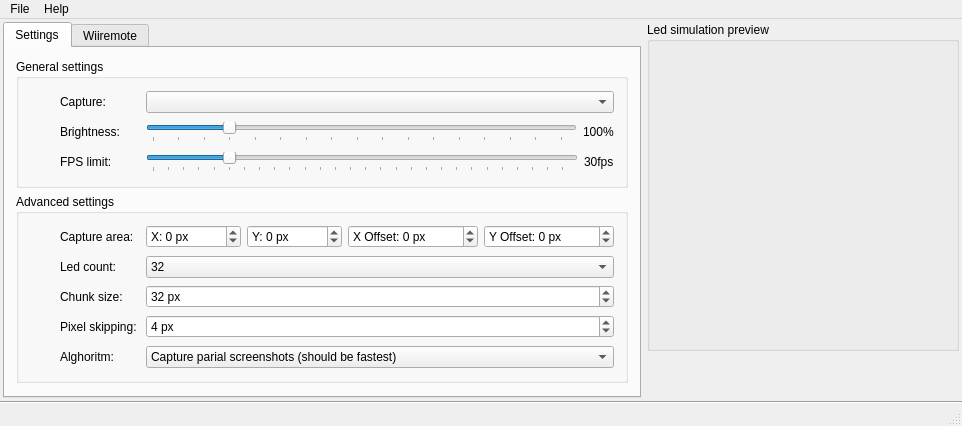
dev-0x7C6/led-frame, file mainwindow.ui: the form before one commit.
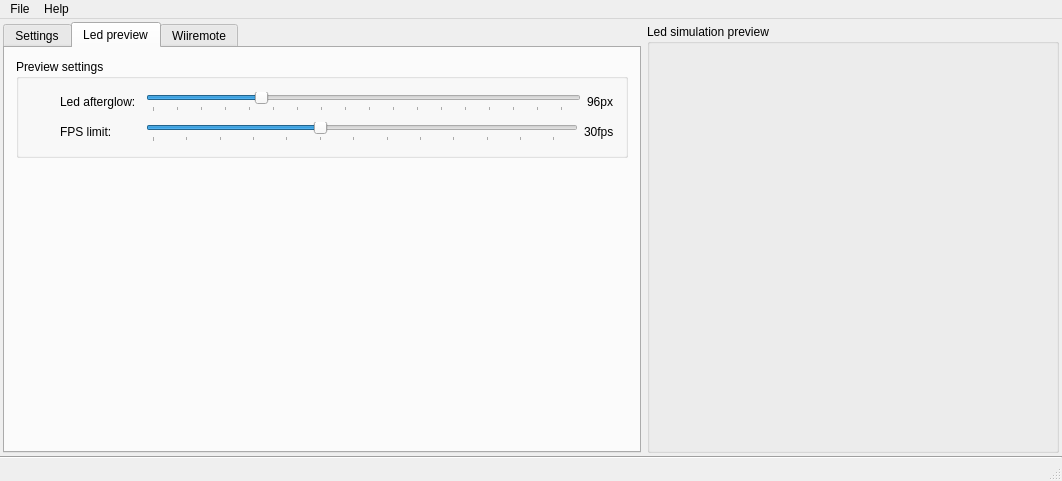
The form after the commit. Icons and pictures are not drawn. Custom widgets are drawn as their Qt base class.

Commit message: Tagged as 0.3. Added led preview controls + some minor cleanups.

Diff of the .ui file:
```diff
--- a/mainwindow.ui
+++ b/mainwindow.ui
@@ -34,7 +34,7 @@
        <item>
         <widget class="QTabWidget" name="leftWidget">
          <property name="currentIndex">
-          <number>0</number>
+          <number>1</number>
          </property>
          <widget class="QWidget" name="tab">
           <attribute name="title">
@@ -629,6 +629,174 @@
            </item>
           </layout>
          </widget>
+         <widget class="QWidget" name="tab_3">
+          <attribute name="title">
+           <string>Led preview</string>
+          </attribute>
+          <layout class="QVBoxLayout" name="verticalLayout_12">
+           <item>
+            <widget class="QGroupBox" name="groupBox_6">
+             <property name="title">
+              <string>Preview settings</string>
+             </property>
+             <layout class="QVBoxLayout" name="verticalLayout_11">
+              <item>
+               <layout class="QHBoxLayout" name="horizontalLayout_15">
+                <item>
+                 <widget class="QLabel" name="brightnessIcon_10">
+                  <property name="minimumSize">
+                   <size>
+                    <width>24</width>
+                    <height>24</height>
+                   </size>
+                  </property>
+                  <property name="text">
+                   <string/>
+                  </property>
+                  <property name="pixmap">
+                   <pixmap resource="resources/resource.qrc">:/22x22/leds.png</pixmap>
+                  </property>
+                  <property name="alignment">
+                   <set>Qt::AlignCenter</set>
+                  </property>
+                 </widget>
+                </item>
+                <item>
+                 <widget class="QLabel" name="brightnessLabel_9">
+                  <property name="minimumSize">
+                   <size>
+                    <width>80</width>
+                    <height>0</height>
+                   </size>
+                  </property>
+                  <property name="text">
+                   <string>Led afterglow:</string>
+                  </property>
+                 </widget>
+                </item>
+                <item>
+                 <widget class="QSlider" name="ledGlow">
+                  <property name="statusTip">
+                   <string>Tune led brightness</string>
+                  </property>
+                  <property name="minimum">
+                   <number>60</number>
+                  </property>
+                  <property name="maximum">
+                   <number>200</number>
+                  </property>
+                  <property name="value">
+                   <number>96</number>
+                  </property>
+                  <property name="sliderPosition">
+                   <number>96</number>
+                  </property>
+                  <property name="orientation">
+                   <enum>Qt::Horizontal</enum>
+                  </property>
+                  <property name="tickPosition">
+                   <enum>QSlider::TicksBelow</enum>
+                  </property>
+                  <property name="tickInterval">
+                   <number>8</number>
+                  </property>
+                 </widget>
+                </item>
+                <item>
+                 <widget class="QLabel" name="ledGlowLabel">
+                  <property name="text">
+                   <string>96px</string>
+                  </property>
+                 </widget>
+                </item>
+               </layout>
+              </item>
+              <item>
+               <layout class="QHBoxLayout" name="horizontalLayout_16">
+                <item>
+                 <widget class="QLabel" name="brightnessIcon_11">
+                  <property name="minimumSize">
+                   <size>
+                    <width>24</width>
+                    <height>24</height>
+                   </size>
+                  </property>
+                  <property name="text">
+                   <string/>
+                  </property>
+                  <property name="pixmap">
+                   <pixmap resource="resources/resource.qrc">:/22x22/fpsrate.png</pixmap>
+                  </property>
+                  <property name="alignment">
+                   <set>Qt::AlignCenter</set>
+                  </property>
+                 </widget>
+                </item>
+                <item>
+                 <widget class="QLabel" name="brightnessLabel_10">
+                  <property name="minimumSize">
+                   <size>
+                    <width>80</width>
+                    <height>0</height>
+                   </size>
+                  </property>
+                  <property name="text">
+                   <string>FPS limit:</string>
+                  </property>
+                 </widget>
+                </item>
+                <item>
+                 <widget class="QSlider" name="ledFramerateLimit">
+                  <property name="statusTip">
+                   <string>Tune frames per secound limit (24fps should be enought)</string>
+                  </property>
+                  <property name="minimum">
+                   <number>10</number>
+                  </property>
+                  <property name="maximum">
+                   <number>60</number>
+                  </property>
+                  <property name="value">
+                   <number>30</number>
+                  </property>
+                  <property name="orientation">
+                   <enum>Qt::Horizontal</enum>
+                  </property>
+                  <property name="tickPosition">
+                   <enum>QSlider::TicksBelow</enum>
+                  </property>
+                  <property name="tickInterval">
+                   <number>4</number>
+                  </property>
+                 </widget>
+                </item>
+                <item>
+                 <widget class="QLabel" name="ledFps">
+                  <property name="text">
+                   <string>30fps</string>
+                  </property>
+                 </widget>
+                </item>
+               </layout>
+              </item>
+             </layout>
+            </widget>
+           </item>
+           <item>
+            <spacer name="verticalSpacer">
+             <property name="orientation">
+              <enum>Qt::Vertical</enum>
+             </property>
+             <property name="sizeHint" stdset="0">
+              <size>
+               <width>20</width>
+               <height>234</height>
+              </size>
+             </property>
+            </spacer>
+           </item>
+          </layout>
+         </widget>
          <widget class="QWidget" name="tab_2">
           <attribute name="title">
            <string>Wiiremote</string>
@@ -776,7 +944,16 @@
        <item>
         <widget class="QWidget" name="rightWidget" native="true">
          <layout class="QVBoxLayout" name="verticalLayout_8">
-          <property name="margin">
+          <property name="leftMargin">
+           <number>0</number>
+          </property>
+          <property name="topMargin">
+           <number>2</number>
+          </property>
+          <property name="rightMargin">
+           <number>0</number>
+          </property>
+          <property name="bottomMargin">
            <number>0</number>
           </property>
           <item>
@@ -801,8 +978,8 @@
               <widget class="AmbientLightSymulation" name="widget" native="true">
                <property name="minimumSize">
                 <size>
-                 <width>300</width>
-                 <height>300</height>
+                 <width>400</width>
+                 <height>400</height>
                 </size>
                </property>
                <property name="focusPolicy">
@@ -813,19 +990,6 @@
             </layout>
            </widget>
           </item>
-          <item>
-           <spacer name="verticalSpacer">
-            <property name="orientation">
-             <enum>Qt::Vertical</enum>
-            </property>
-            <property name="sizeHint" stdset="0">
-             <size>
-              <width>0</width>
-              <height>0</height>
-             </size>
-            </property>
-           </spacer>
-          </item>
          </layout>
         </widget>
        </item>
```
Left out of the diff: 2 changed lines with no effect on the pictures. The commit also changes 6 other files.
